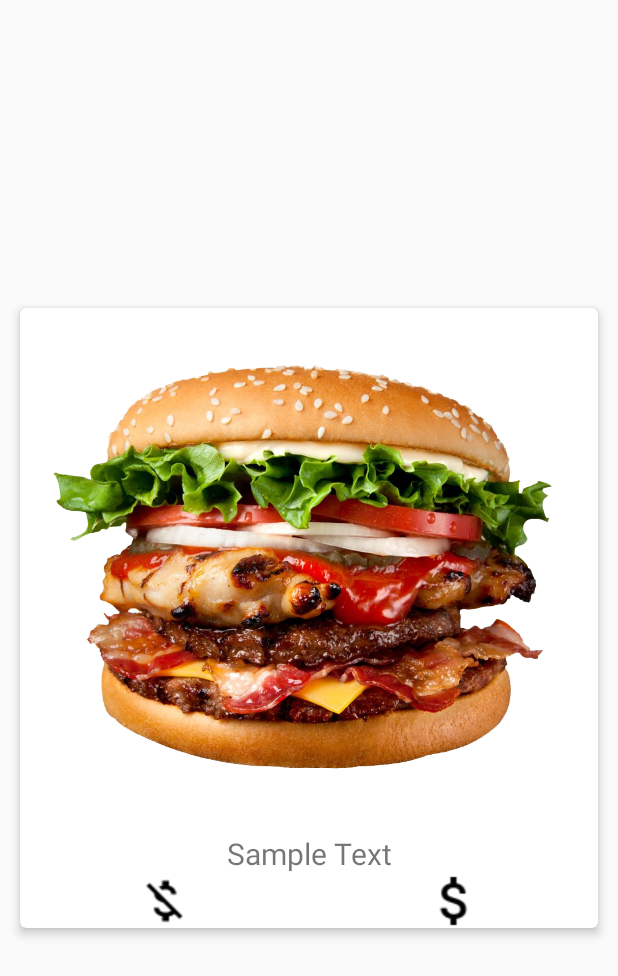
After one commit to KorNiKon/hopeit-android, an Android app: the layout card_view.xml on its own in the app's theme, with its tools: preview values and no code run, on a phone screen of 412 x 824 dp. The commit adds this screen. Shown: the top 976 px of the screen. Run offline under Robolectric (Android 15) with nearby library versions, the phone set to English and light mode, and no system bars.

Commit message:
Dynamiczne zaczytywanie listy burgerów z serwisu RESTowego

```diff
--- /dev/null
+++ b/HopeIT/src/main/res/layout/card_view.xml
@@ -0,0 +1,64 @@
+<android.support.v7.widget.CardView
+    xmlns:android="http://schemas.android.com/apk/res/android"
+    xmlns:tools="http://schemas.android.com/tools"
+    xmlns:app="http://schemas.android.com/apk/lib/com.mateuszkorczynski.krab"
+    android:id="@+id/card_view"
+    android:layout_gravity="center"
+    android:layout_width="match_parent"
+    android:layout_height="wrap_content"
+    app:cardCornerRadius="4dp"
+    app:cardElevation="4dp"
+    app:cardUseCompatPadding="true"
+    android:layout_margin="8dp"
+    android:gravity="center_horizontal"
+    android:padding="25dp">
+
+    <LinearLayout xmlns:android="http://schemas.android.com/apk/res/android"
+        android:orientation="vertical" android:layout_width="match_parent"
+        android:layout_height="match_parent">
+        <RelativeLayout
+            android:layout_width="match_parent"
+            android:layout_height="wrap_content">
+            <ImageView
+                tools:src="@drawable/food"
+                android:id="@+id/offer_image"
+                android:layout_width="match_parent"
+                android:scaleType="centerCrop"
+                android:adjustViewBounds="true"
+                android:layout_height="350dp"/>
+
+
+        </RelativeLayout>
+        <TextView
+            android:id="@+id/sample_text"
+            android:layout_width="match_parent"
+            android:layout_height="wrap_content"
+            android:text="Sample Text"
+            android:gravity="center_horizontal"
+            android:textSize="20dp" />
+        <LinearLayout
+            android:layout_width="match_parent"
+            android:layout_height="wrap_content"
+            android:orientation="horizontal"
+            android:gravity="center">
+            <ImageView
+                android:layout_weight="1"
+                android:id="@+id/left_image"
+                android:layout_width="wrap_content"
+                android:layout_height="wrap_content"
+                android:src="@drawable/nomoney"
+                android:layout_below="@id/offer_image"
+                android:layout_centerHorizontal="true" />
+            <ImageView
+                android:layout_weight="1"
+                android:id="@+id/right_image"
+                android:layout_width="wrap_content"
+                android:layout_height="wrap_content"
+                android:src="@drawable/money"
+                android:layout_below="@+id/offer_image"
+                android:layout_centerHorizontal="true" />
+        </LinearLayout>
+
+
+    </LinearLayout>
+</android.support.v7.widget.CardView>
--- a/HopeIT/src/main/res/layout/content_main.xml
+++ b/HopeIT/src/main/res/layout/content_main.xml
@@ -1,6 +1,7 @@
 <?xml version="1.0" encoding="utf-8"?>
 <RelativeLayout xmlns:android="http://schemas.android.com/apk/res/android"
     xmlns:tools="http://schemas.android.com/tools"
+    xmlns:app="http://schemas.android.com/apk/lib/com.mateuszkorczynski.krab"
     android:layout_width="match_parent"
     android:layout_height="match_parent"
     android:layout_marginTop="100px"
```
Also changed, not shown: HopeIT/build.gradle (+8 -0 lines), HopeIT/src/main/java/com/mateuszkorczynski/krab/Adapters/SwipeDeckAdapter.java (added, +69 -0 lines), HopeIT/src/main/java/com/mateuszkorczynski/krab/MainActivity.java (+81 -66 lines), HopeIT/src/main/java/com/mateuszkorczynski/krab/MainActivity2.java (added, +103 -0 lines), HopeIT/src/main/java/com/mateuszkorczynski/krab/RestUsers.java (+8 -1 lines), HopeIT/src/main/res/layout/activity_main.xml (+35 -24 lines), HopeIT/src/main/res/drawable/food.png (added), HopeIT/src/main/res/drawable/left_arrow.png (added), HopeIT/src/main/res/drawable/money.png (added), HopeIT/src/main/res/drawable/nomoney.png (added), HopeIT/src/main/res/drawable/right_arrow.png (added).
